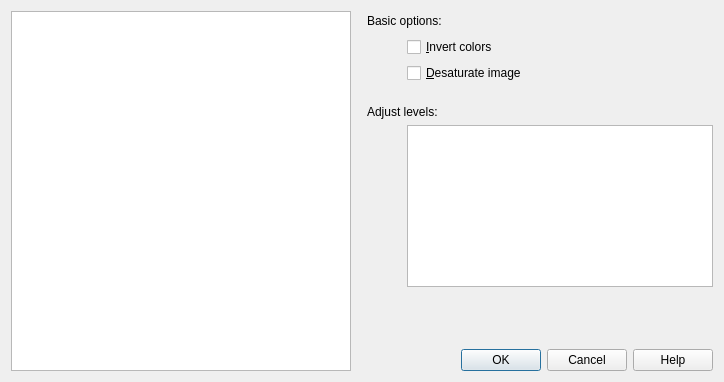
Above: topino/ui/imageeditdialog.ui from XXY1227/topino before the change. Below: the same form after it.
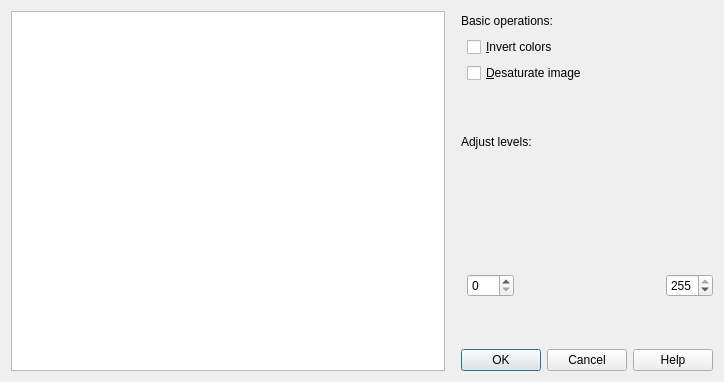
That is the form after the change. Custom widgets are drawn as their Qt base class.

Commit message: Added histogram widget and first attempt for level adjustment

```diff
--- a/topino/ui/imageeditdialog.ui
+++ b/topino/ui/imageeditdialog.ui
@@ -22,13 +22,71 @@
   <property name="modal">
    <bool>false</bool>
   </property>
-  <layout class="QGridLayout" name="gridLayout" columnstretch="10,0,1,9">
+  <layout class="QGridLayout" name="gridLayout" columnstretch="100,0,0,0">
    <property name="sizeConstraint">
     <enum>QLayout::SetDefaultConstraint</enum>
    </property>
    <property name="horizontalSpacing">
     <number>6</number>
    </property>
+   <item row="5" column="2" colspan="2">
+    <spacer name="verticalSpacer_3">
+     <property name="orientation">
+      <enum>Qt::Vertical</enum>
+     </property>
+     <property name="sizeHint" stdset="0">
+      <size>
+       <width>20</width>
+       <height>5</height>
+      </size>
+     </property>
+    </spacer>
+   </item>
+   <item row="6" column="3">
+    <widget class="HistogramWidget" name="histogram" native="true">
+     <property name="sizePolicy">
+      <sizepolicy hsizetype="MinimumExpanding" vsizetype="Preferred">
+       <horstretch>0</horstretch>
+       <verstretch>10</verstretch>
+      </sizepolicy>
+     </property>
+    </widget>
+   </item>
+   <item row="3" column="2" colspan="2">
+    <spacer name="verticalSpacer">
+     <property name="orientation">
+      <enum>Qt::Vertical</enum>
+     </property>
+     <property name="sizeHint" stdset="0">
+      <size>
+       <width>20</width>
+       <height>40</height>
+      </size>
+     </property>
+    </spacer>
+   </item>
+   <item row="1" column="3">
+    <widget class="QCheckBox" name="checkInvert">
+     <property name="enabled">
+      <bool>true</bool>
+     </property>
+     <property name="sizePolicy">
+      <sizepolicy hsizetype="MinimumExpanding" vsizetype="Fixed">
+       <horstretch>0</horstretch>
+       <verstretch>0</verstretch>
+      </sizepolicy>
+     </property>
+     <property name="autoFillBackground">
+      <bool>false</bool>
+     </property>
+     <property name="text">
+      <string>&amp;Invert colors</string>
+     </property>
+     <property name="checked">
+      <bool>false</bool>
+     </property>
+    </widget>
+   </item>
    <item row="0" column="1">
     <spacer name="horizontalSpacer">
      <property name="orientation">
@@ -42,10 +100,30 @@
      </property>
     </spacer>
    </item>
-   <item row="0" column="0" rowspan="8">
+   <item row="4" column="2" colspan="2">
+    <widget class="QLabel" name="label_2">
+     <property name="text">
+      <string>Adjust levels:</string>
+     </property>
+    </widget>
+   </item>
+   <item row="0" column="0" rowspan="11">
     <widget class="QGraphicsView" name="imageView"/>
    </item>
-   <item row="7" column="2" colspan="2">
+   <item row="9" column="2" colspan="2">
+    <spacer name="verticalSpacer_2">
+     <property name="orientation">
+      <enum>Qt::Vertical</enum>
+     </property>
+     <property name="sizeHint" stdset="0">
+      <size>
+       <width>20</width>
+       <height>40</height>
+      </size>
+     </property>
+    </spacer>
+   </item>
+   <item row="10" column="2" colspan="2">
     <widget class="QDialogButtonBox" name="buttonBox">
      <property name="sizePolicy">
       <sizepolicy hsizetype="Expanding" vsizetype="Fixed">
@@ -80,64 +158,54 @@
    <item row="0" column="2" colspan="2">
     <widget class="QLabel" name="label">
      <property name="text">
-      <string>Basic options:</string>
+      <string>Basic operations:</string>
      </property>
     </widget>
    </item>
-   <item row="5" column="3">
-    <widget class="QGraphicsView" name="levelsView"/>
-   </item>
-   <item row="1" column="3">
-    <widget class="QCheckBox" name="checkInvert">
-     <property name="enabled">
-      <bool>true</bool>
-     </property>
-     <property name="autoFillBackground">
-      <bool>false</bool>
-     </property>
-     <property name="text">
-      <string>&amp;Invert colors</string>
-     </property>
-     <property name="checked">
-      <bool>false</bool>
-     </property>
-    </widget>
-   </item>
-   <item row="4" column="2" colspan="2">
-    <widget class="QLabel" name="label_2">
-     <property name="text">
-      <string>Adjust levels:</string>
-     </property>
-    </widget>
-   </item>
-   <item row="6" column="2" colspan="2">
-    <spacer name="verticalSpacer_2">
-     <property name="orientation">
-      <enum>Qt::Vertical</enum>
-     </property>
-     <property name="sizeHint" stdset="0">
-      <size>
-       <width>20</width>
-       <height>80</height>
-      </size>
-     </property>
-    </spacer>
-   </item>
-   <item row="3" column="2" colspan="2">
-    <spacer name="verticalSpacer">
-     <property name="orientation">
-      <enum>Qt::Vertical</enum>
-     </property>
-     <property name="sizeHint" stdset="0">
-      <size>
-       <width>20</width>
-       <height>40</height>
-      </size>
-     </property>
-    </spacer>
+   <item row="8" column="3">
+    <layout class="QHBoxLayout" name="horizontalLayout" stretch="0,0,0">
+     <item>
+      <widget class="QSpinBox" name="levelMin">
+       <property name="maximum">
+        <number>255</number>
+       </property>
+      </widget>
+     </item>
+     <item>
+      <spacer name="horizontalSpacer_2">
+       <property name="orientation">
+        <enum>Qt::Horizontal</enum>
+       </property>
+       <property name="sizeHint" stdset="0">
+        <size>
+         <width>40</width>
+         <height>20</height>
+        </size>
+       </property>
+      </spacer>
+     </item>
+     <item>
+      <widget class="QSpinBox" name="levelMax">
+       <property name="maximum">
+        <number>255</number>
+       </property>
+       <property name="value">
+        <number>255</number>
+       </property>
+      </widget>
+     </item>
+    </layout>
    </item>
   </layout>
  </widget>
+ <customwidgets>
+  <customwidget>
+   <class>HistogramWidget</class>
+   <extends>QWidget</extends>
+   <header location="global">include/histogramwidget.h</header>
+   <container>1</container>
+  </customwidget>
+ </customwidgets>
  <resources/>
  <connections>
   <connection>
```
Left out of the diff: 37 changed lines with no effect on the pictures. The commit also changes 6 other files.
